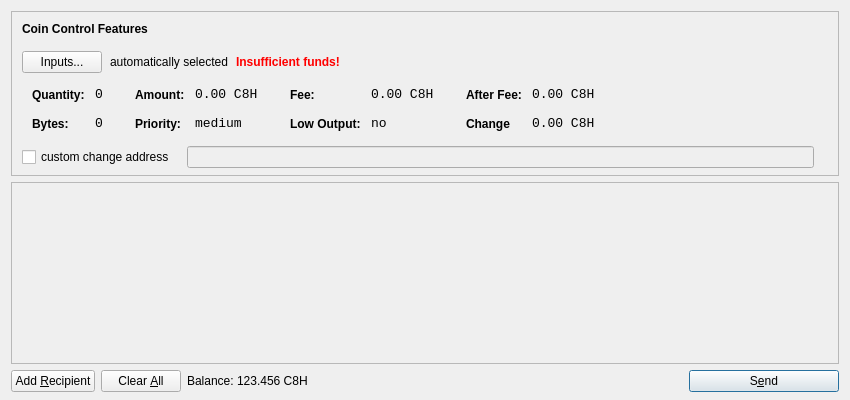
Old version of the form src/qt/forms/sendcoinsdialog.ui in the repository spayse/Bubble.
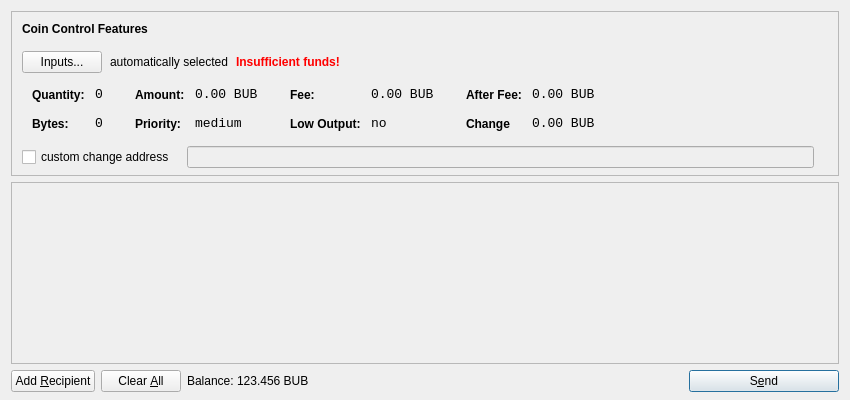
New version of the form. Icons and pictures are not drawn.

```diff
--- a/src/qt/forms/sendcoinsdialog.ui
+++ b/src/qt/forms/sendcoinsdialog.ui
@@ -321,7 +321,7 @@
                   <enum>Qt::ActionsContextMenu</enum>
                  </property>
                  <property name="text">
-                  <string notr="true">0.00 C8H</string>
+                  <string notr="true">0.00 BUB</string>
                  </property>
                  <property name="textInteractionFlags">
                   <set>Qt::LinksAccessibleByMouse|Qt::TextSelectableByKeyboard|Qt::TextSelectableByMouse</set>
@@ -407,7 +407,7 @@
                   <enum>Qt::ActionsContextMenu</enum>
                  </property>
                  <property name="text">
-                  <string notr="true">0.00 C8H</string>
+                  <string notr="true">0.00 BUB</string>
                  </property>
                  <property name="textInteractionFlags">
                   <set>Qt::LinksAccessibleByMouse|Qt::TextSelectableByKeyboard|Qt::TextSelectableByMouse</set>
@@ -493,7 +493,7 @@
                   <enum>Qt::ActionsContextMenu</enum>
                  </property>
                  <property name="text">
-                  <string notr="true">0.00 C8H</string>
+                  <string notr="true">0.00 BUB</string>
                  </property>
                  <property name="textInteractionFlags">
                   <set>Qt::LinksAccessibleByMouse|Qt::TextSelectableByKeyboard|Qt::TextSelectableByMouse</set>
@@ -525,7 +525,7 @@
                   <enum>Qt::ActionsContextMenu</enum>
                  </property>
                  <property name="text">
-                  <string notr="true">0.00 C8H</string>
+                  <string notr="true">0.00 BUB</string>
                  </property>
                  <property name="textInteractionFlags">
                   <set>Qt::LinksAccessibleByMouse|Qt::TextSelectableByKeyboard|Qt::TextSelectableByMouse</set>
@@ -724,7 +724,7 @@
           <cursorShape>IBeamCursor</cursorShape>
          </property>
          <property name="text">
-          <string notr="true">123.456 C8H</string>
+          <string notr="true">123.456 BUB</string>
          </property>
          <property name="textInteractionFlags">
           <set>Qt::LinksAccessibleByMouse|Qt::TextSelectableByKeyboard|Qt::TextSelectableByMouse</set>
```
